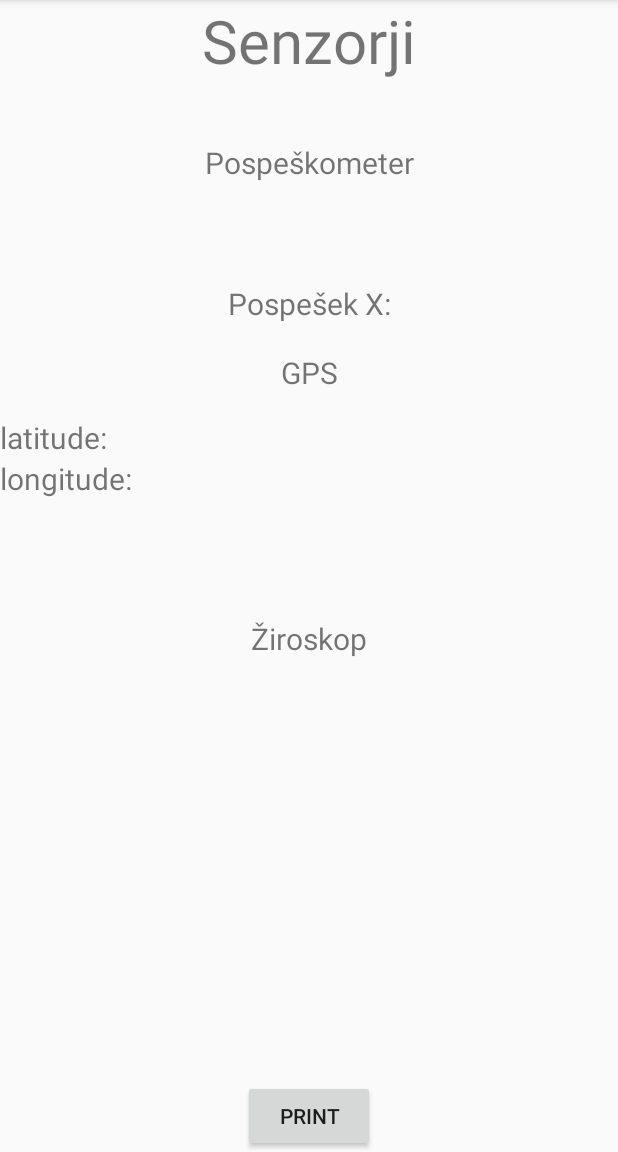
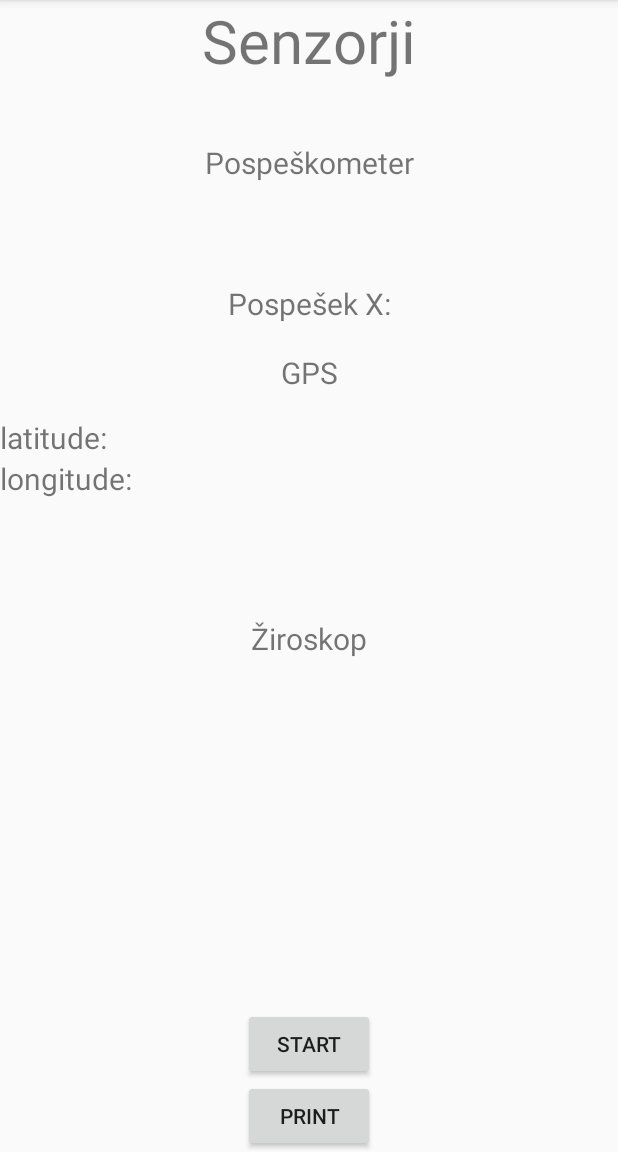
Before and after one commit to domen-osojnik/final_project, an Android app: the MainActivity screen opened directly, with no data from a screen before it, after a tap on "PRINT", on a phone screen of 412 x 824 dp, the part 84-1236 px from its top. Run offline under Robolectric (Android 15) with nearby library versions, the phone set to English and light mode, and no system bars; libraries missing offline, so code that uses them is left out: sun.rmi.runtime; 1 statement that could not run was skipped.

Commit message:
Manjši popravki izpisa

```diff
--- a/app/app/src/main/res/layout/activity_main.xml
+++ b/app/app/src/main/res/layout/activity_main.xml
@@ -144,5 +144,15 @@
         app:layout_constraintEnd_toEndOf="parent"
         app:layout_constraintStart_toStartOf="parent" />
 
+    <Button
+        android:id="@+id/buttonRecord"
+        android:layout_width="wrap_content"
+        android:layout_height="wrap_content"
+        android:text="start"
+        android:onClick="toggleRecoredingState"
+        app:layout_constraintBottom_toTopOf="@+id/buttonPrint"
+        app:layout_constraintEnd_toEndOf="parent"
+        app:layout_constraintStart_toStartOf="parent" />
+
 
 </androidx.constraintlayout.widget.ConstraintLayout>
--- a/app/libReadings/src/main/java/com/example/libreadings/SensorReading.java
+++ b/app/libReadings/src/main/java/com/example/libreadings/SensorReading.java
@@ -1,5 +1,7 @@
 package com.example.libreadings;
 
+import java.text.DateFormat;
+import java.text.SimpleDateFormat;
 import java.util.ArrayList;
 import java.util.Date;
 
@@ -14,6 +16,8 @@ public class SensorReading {
     private ArrayList<GyroReading> gyroValues;
     private ArrayList<AccReading> accValues;
     private ArrayList<GPSReading> gpsValues;
+    private DateFormat dateFormat;
+
     // ...
 
 
@@ -26,6 +30,7 @@ public class SensorReading {
         this.gyroValues = new ArrayList<GyroReading>();
         this.accValues = new ArrayList<AccReading>();
         this.gpsValues = new ArrayList<GPSReading>();
+        dateFormat = new SimpleDateFormat("yyyy-mm-dd hh:mm:ss");
     }
 
 
@@ -41,12 +46,14 @@ public class SensorReading {
     }
 
     public String gyroToString() {
-        // Return string of all gyroscope readings
-        StringBuilder retval = new StringBuilder("GyroReading: [\n");
+
+        StringBuilder retval = new StringBuilder();
+
+        // Gyroscope readings to string
         for (GyroReading reading: this.gyroValues) {
-            retval.append(reading.toString());
-            retval.append("\n");
+            retval.append(reading.toString()).append(",\n");
         }
+
         retval.append("]");
         return retval.toString();
     }
@@ -54,11 +61,23 @@ public class SensorReading {
 
     @Override
     public String toString() {
-        StringBuilder retval = new StringBuilder("SensorReading{");
-        retval.append(this.gyroToString());
 
+        StringBuilder retval = new StringBuilder("SensorReading{\n");
+
+        // Date to string
+        retval.append("Date=").append(dateFormat.format(this.date)).append(",\n");
+
+        // Gyroscope readings to string
+        retval.append("GyroReadings=[\n").append(this.gyroToString()).append("],\n");
+
+        // GPS readings to string
         // ...
+
+        // Accelerometer readings to string
+        // ...
+
         retval.append("}\n");
+
         return retval.toString();
     }
 }
```
Also changed, not shown: app/app/src/main/java/com/example/trafficinfra/MainActivity.java (+44 -23 lines), app/libReadings/src/main/java/com/example/libreadings/GyroReading.java (+13 -5 lines).
